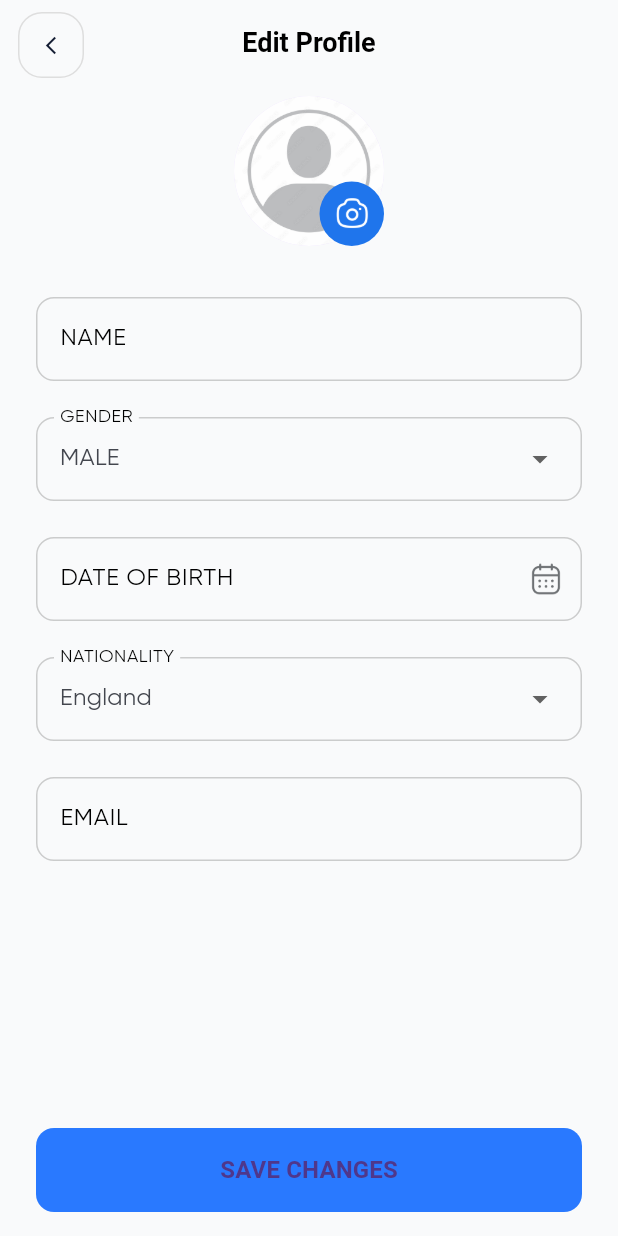
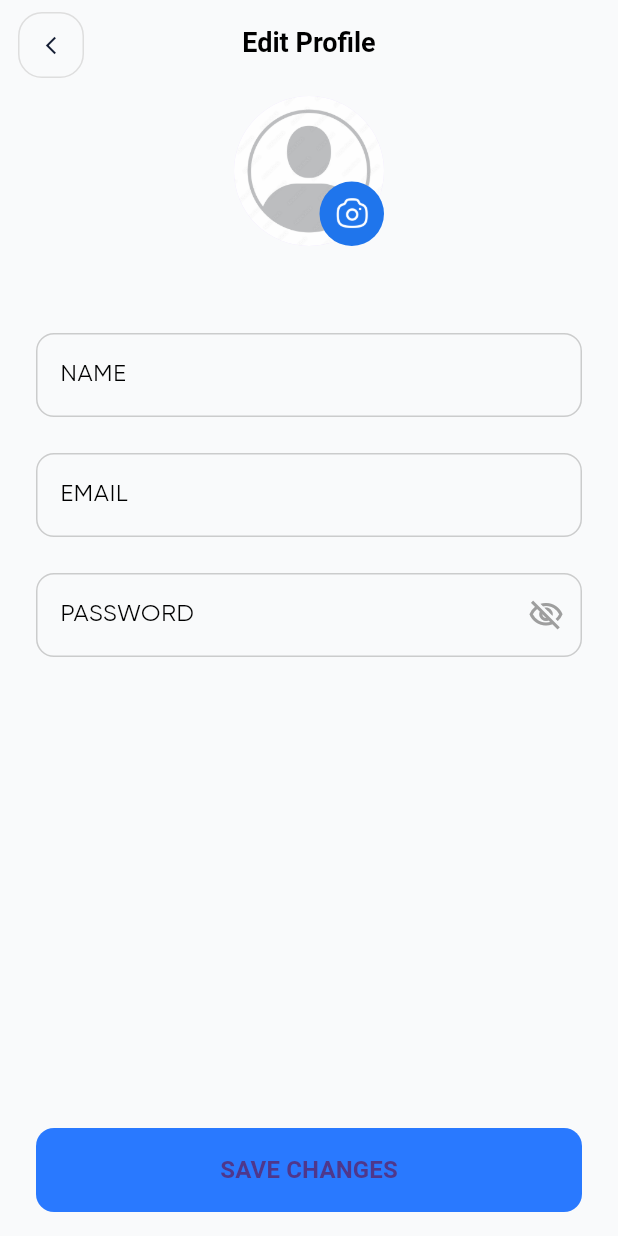
Before and after one commit to mohammedishtaiwi/gradproj2, a Flutter app: the editprofile screen opened directly, on a phone screen of 412 x 824 dp. Run offline on Flutter 3.47's test engine with Material 3 defaults, Android fonts, the phone set to English and light mode, and no system bars; our stand-ins replace barcode_widget, cloud_firestore, firebase_auth, firebase_core, firebase_storage, fluttertoast and 5 more; missing offline and left inert: dialog_flowtter, image_picker_for_web, shared_preferences_web, smart_auth, vertical_weight_slider; accounts and stored records are empty; network calls fail; project files that could hold a hidden picture were left out.

Commit message:
profile page

```diff
--- a/lib/editprofile.dart
+++ b/lib/editprofile.dart
@@ -15,11 +15,13 @@ class editprofile extends StatefulWidget {
   final String profileImageUrl;
   final String currentName;
   final String currentUsername;
+  final String currentPass;
   const editprofile(
       {Key? key,
       required this.profileImageUrl,
       required this.currentName,
-      required this.currentUsername})
+      required this.currentUsername,
+      required this.currentPass})
       : super(key: key);
 
   @override
@@ -31,21 +33,23 @@ class _editprofileState extends State<editprofile> {
   final FirebaseAuth _auth = FirebaseAuth.instance;
   final FirebaseFirestore _firestore = FirebaseFirestore.instance;
   late User? _user;
-
+  bool _isVisible = true;
   late String _newName;
   late String _newUsername;
+  late String _newPassword;
   late String _profilePictureUrl = 'assets/default_profile_picture.png';
   final firstname = TextEditingController();
   final middlename = TextEditingController();
   final lastname = TextEditingController();
-  final gender = TextEditingController();
-  final nationality = TextEditingController();
+  // final gender = TextEditingController();
+  // final nationality = TextEditingController();
   // ignore: non_constant_identifier_names
-  final date_of_birth = TextEditingController();
+  //final date_of_birth = TextEditingController();
   final email = TextEditingController();
-  final firstdate = DateTime(1900, 1);
-  final lastdate = DateTime(2050, 12);
-  DateTime selectedDate = DateTime.now();
+  // final firstdate = DateTime(1900, 1);
+  // final lastdate = DateTime(2050, 12);
+  // DateTime selectedDate = DateTime.now();
+  final passwordController = TextEditingController();
 
   bool load = false;
   late File imgFile;
@@ -58,45 +62,49 @@ class _editprofileState extends State<editprofile> {
   //
   // }
 
-  List<String> items = [
-    'MALE',
-    'FEMALE',
-  ];
+  // List<String> items = [
+  //   'MALE',
+  //   'FEMALE',
+  // ];
 
-  List<String> items2 = [
-    'England',
-    'USA',
-    'India',
-    'Pakistan',
-    'Canada',
-    'Germany',
-    'Afghanistan',
-    'South Africa',
-    'Dubai'
-        'Paris'
-        'Ireland'
-        'Sri Lanka'
-        'Australia'
-        'Singapore'
-  ];
+  // List<String> items2 = [
+  //   'England',
+  //   'USA',
+  //   'India',
+  //   'Pakistan',
+  //   'Canada',
+  //   'Germany',
+  //   'Afghanistan',
+  //   'South Africa',
+  //   'Dubai'
+  //       'Paris'
+  //       'Ireland'
+  //       'Sri Lanka'
+  //       'Australia'
+  //       'Singapore'
+  // ];
 
-  String? selectedValue;
-  String? selectedValue2;
+  // String? selectedValue;
+  // String? selectedValue2;
 
   @override
   void initState() {
     // TODO: implement initState
-    selectedValue = items.first;
-    selectedValue2 = items2.first;
+    // selectedValue = items.first;
+    // selectedValue2 = items2.first;
     _user = _auth.currentUser;
     _newName = widget.currentName;
     _newUsername = widget.currentUsername;
+    _newPassword = widget.currentPass;
     _profilePictureUrl = widget.profileImageUrl.isNotEmpty
         ? widget.profileImageUrl
         : 'assets/default_profile_picture.png';
 
     if (_profilePictureUrl == 'assets/default_profile_picture.png') {
       _fetchProfilePicture();
+    }
+    if (_user != null) {
+      _fetchUserData(_user!.uid);
     }
     super.initState();
   }
@@ -134,7 +142,6 @@ class _editprofileState extends State<editprofile> {
         });
       }
 
-      // Update name if it's different from the current one
       if (_newName != widget.currentName) {
         await _user?.updateDisplayName(_newName);
         await _firestore
@@ -143,14 +150,19 @@ class _editprofileState extends State<editprofile> {
             .update({'name': _newName});
       }
 
-      // Update username if it's different from the current one
       if (_newUsername != widget.currentUsername) {
         await _firestore
             .collection('users')
             .doc(_user?.uid)
             .update({'username': _newUsername});
       }
-
+      if (_newPassword.isNotEmpty && _newPassword != widget.currentPass) {
+        //  await _user?.updatePassword(_newPassword);
+        await _firestore
+            .collection('users')
+            .doc(_user?.uid)
+            .update({'password': _newPassword});
+      }
       ScaffoldMessenger.of(context).showSnackBar(
         const SnackBar(content: Text('Profile updated successfully')),
       );
@@ -291,6 +303,7 @@ class _editprofileState extends State<editprofile> {
               padding: const EdgeInsets.symmetric(vertical: 34, horizontal: 24),
               child: Column(
                 children: [
+                  const SizedBox(height: 24),
                   TextField(
                     onChanged: (value) {
                       setState(() {
@@ -314,172 +327,11 @@ class _editprofileState extends State<editprofile> {
                       hintStyle: TextStyle(
                           color: notifire.getdarkscolor, fontFamily: "gilroy"),
                       fillColor: Colors.white,
-                      hintText: widget.currentName,
+                      hintText: "Enter New Username",
                       labelText: "NAME",
                       labelStyle: TextStyle(
                           color: notifire.getdarkscolor, fontFamily: "gilroy"),
                     ),
-                  ),
-                  const SizedBox(height: 24),
-                  FormField<String>(
-                    builder: (FormFieldState<String> state) {
-                      return InputDecorator(
-                        decoration: InputDecoration(
-                          label: Text(
-                            'GENDER',
-                            style: TextStyle(
-                                fontFamily: "gilroy",
-                                color: notifire.getdarkscolor),
-                          ),
-                          errorStyle: const TextStyle(
-                              color: Colors.redAccent, fontSize: 16.0),
-                          hintText: 'Select Your Country',
-                          hintStyle: TextStyle(
-                              fontFamily: "gilroy",
-                              color: notifire.getdarkscolor),
-                          border: OutlineInputBorder(
-                            borderRadius: BorderRadius.circular(12),
-                          ),
-                          enabledBorder: OutlineInputBorder(
-                            borderRadius: BorderRadius.circular(12),
-                            borderSide: BorderSide(
-                              color: notifire.getgreycolor,
-                            ),
-                          ),
-                        ),
-                        //isEmpty: _SelectedValue! == '',
-                        child: DropdownButtonHideUnderline(
-                          child: DropdownButton<String>(
-                            value: selectedValue,
-                            isDense: true,
-                            isExpanded: true,
-                            dropdownColor: notifire.notificationbackground,
-                            onChanged: (String? newValue) {
-                              setState(() {
-                                selectedValue = newValue;
-                                state.didChange(newValue);
-                              });
-                            },
-                            items: items.map((String items) {
-                              return DropdownMenuItem<String>(
-                                value: items,
-                                child: Text(
-                                  items,
-                                  style: TextStyle(
-                                      fontFamily: "gilroy",
-                                      color: notifire.greytextColor),
-                                ),
-                              );
-                            }).toList(),
-                          ),
-                        ),
-                      );
-                    },
-                  ),
-                  const SizedBox(height: 24),
-                  TextField(
-                    style: TextStyle(
-                        fontFamily: "gilroy", color: notifire.getdarkscolor),
-                    controller: date_of_birth,
-                    readOnly: true,
-                    onTap: () async {
-                      DateTime? selectedDate = await showDatePicker(
-                        context: context,
-                        initialDate: DateTime.now(),
-                        firstDate: firstdate,
-                        //DateTime.now() - not to allow to choose before today.
-                        lastDate: DateTime.now(),
-                      );
-                      if (selectedDate != null) {
-                        // ignore: avoid_print
-                        print(selectedDate);
-                        String formattedDate =
-                            DateFormat.yMd().format(selectedDate);
-                        // ignore: avoid_print
-                        print(formattedDate);
-                        setState(
-                          () {
-                            date_of_birth.text = formattedDate;
-                          },
-                        );
-                      } else {
-                        // ignore: avoid_print
-                        print("Date is not selected");
-                      }
-                    },
-                    decoration: InputDecoration(
-                      enabledBorder: OutlineInputBorder(
-                        borderRadius: BorderRadius.circular(12),
-                        borderSide: BorderSide(
-                          color: notifire.getgreycolor,
-                        ),
-                      ),
-                      suffixIcon:
-                          Image.asset("assets/calendar07.png", scale: 3.5),
-                      hintText: 'DATE OF BIRTH',
-                      hintStyle: TextStyle(
-                          fontFamily: "gilroy", color: notifire.getdarkscolor),
-                      border: OutlineInputBorder(
-                        borderRadius: BorderRadius.circular(12),
-                        borderSide:
-                            const BorderSide(color: Colors.black, width: 5.0),
-                      ),
-                    ),
-                  ),
-                  const SizedBox(height: 24),
-                  FormField<String>(
-                    builder: (FormFieldState<String> state) {
-                      return InputDecorator(
-                        decoration: InputDecoration(
-                          label: Text('NATIONALITY',
-                              style: TextStyle(
-                                  fontFamily: "gilroy",
-                                  color: notifire.getdarkscolor)),
-                          //labelText: "items",
-                          enabledBorder: OutlineInputBorder(
-                            borderRadius: BorderRadius.circular(12),
-                            borderSide: BorderSide(
-                              color: notifire.getgreycolor,
-                            ),
-                          ),
-                          errorStyle: const TextStyle(
-                              color: Colors.redAccent, fontSize: 16.0),
-                          hintText: 'Select Your Country',
-                          hintStyle: TextStyle(
-                              fontFamily: "gilroy",
-                              color: notifire.getdarkscolor),
-                          border: OutlineInputBorder(
-                            borderRadius: BorderRadius.circular(12),
-                          ),
-                        ),
-                        //isEmpty: _SelectedValue! == '',
-                        child: DropdownButtonHideUnderline(
-                          child: DropdownButton<String>(
-                            value: selectedValue2,
-                            isDense: true,
-                            isExpanded: true,
-                            dropdownColor: notifire.notificationbackground,
-                            onChanged: (String? newValue) {
-                              setState(() {
-                                selectedValue2 = newValue;
-                                state.didChange(newValue);
-                              });
-                            },
-                            items: items2.map((String items) {
-                              return DropdownMenuItem<String>(
-                                value: items,
-                                child: Text(
-                                  items,
-                                  style: TextStyle(
-                                      color: notifire.greytextColor,
-                                      fontFamily: "gilroy"),
-                                ),
-                              );
-                            }).toList(),
-                          ),
-                        ),
-                      );
-                    },
                   ),
                   const SizedBox(height: 24),
                   TextField(
@@ -505,10 +357,55 @@ class _editprofileState extends State<editprofile> {
                       hintStyle: TextStyle(
                           color: notifire.getdarkscolor, fontFamily: "gilroy"),
                       fillColor: Colors.white,
-                      hintText: 'Enter Your Email',
+                      hintText: 'Enter New Email',
                       labelText: "EMAIL",
                       labelStyle: TextStyle(
                           color: notifire.getdarkscolor, fontFamily: "gilroy"),
+                    ),
+                  ),
+                  const SizedBox(height: 24),
+                  TextField(
+                    onChanged: (value) {
+                      setState(() {
+                        _newPassword = value;
+                      });
+                    },
+                    style: TextStyle(
+                        color: notifire.getdarkscolor, fontFamily: "gilroy"),
+                    controller: passwordController,
+                    obscureText: _isVisible,
+                    textInputAction: TextInputAction.next,
+                    decoration: InputDecoration(
+                      border: OutlineInputBorder(
+                          borderRadius: BorderRadius.circular(12)),
+                      suffixIcon: IconButton(
+                        onPressed: () {
+                          setState(() {
+                            _isVisible = !_isVisible;
+                          });
+                        },
+                        icon: _isVisible
+                            ? const Icon(
+                                Icons.visibility_off_outlined,
+                                color: Colors.grey,
+                              )
+                            : const Icon(
+                                Icons.visibility_outlined,
+                                color: Colors.grey,
+                              ),
+                      ),
+                      hintText: 'Enter New Password',
+                      hintStyle: TextStyle(
+                          color: notifire.getdarkscolor, fontFamily: "gilroy"),
+                      labelText: "PASSWORD",
+                      labelStyle: TextStyle(
+                          color: notifire.getdarkscolor, fontFamily: "gilroy"),
+                      enabledBorder: OutlineInputBorder(
+                        borderRadius: BorderRadius.circular(12),
+                        borderSide: BorderSide(
+                          color: notifire.getgreycolor,
+                        ),
+                      ),
                     ),
                   ),
                   const SizedBox(height: 100),
@@ -545,4 +442,23 @@ class _editprofileState extends State<editprofile> {
       print('Failed to fetch profile picture');
     }
   }
+
+  Future<void> _fetchUserData(String userId) async {
+    try {
+      final userData = await _firestore.collection('users').doc(userId).get();
+      final fetchedEmail = userData.data()?['username'];
+      final fetchedName = userData.data()?['name'];
+      final fetchedPassword = userData.data()?['password'];
+
+      email.text = fetchedEmail ?? '';
+      firstname.text = fetchedName ?? '';
+      passwordController.text = fetchedPassword ?? '';
+      setState(() {
+        _newUsername = fetchedEmail ?? '';
+        _newName = fetchedName ?? '';
+      });
+    } catch (error) {
+      print('Failed to fetch user data: $error');
+    }
+  }
 }
--- a/lib/homepage1.dart
+++ b/lib/homepage1.dart
@@ -65,6 +65,7 @@ class _home1State extends State<home1> with TickerProviderStateMixin {
                             profileImageUrl: '',
                             currentName: '',
                             currentUsername: '',
+                            currentPass: '',
                           ),
                         ),
                       );
@@ -244,7 +245,9 @@ class _home1State extends State<home1> with TickerProviderStateMixin {
               //     ),
               //   ],
               // ),
-
+              const SizedBox(height: 4),
+              const Divider(thickness: 1),
+              const SizedBox(height: 4),
               Container(
                 //height: kToolbarHeight + 4,
                 padding: const EdgeInsets.only(top: 0),
--- a/lib/pages/BookedTicketsPage.dart
+++ b/lib/pages/BookedTicketsPage.dart
@@ -21,7 +21,7 @@ class BookedTicketsPage extends StatelessWidget {
 
     return Scaffold(
       appBar: AppBar(
-        title: const Center(child: Text('Booked Tickets')),
+        title: const Text('Booked Tickets'),
       ),
       body: Center(
         child: StreamBuilder<DocumentSnapshot>(
@@ -82,6 +82,7 @@ class BookedTicketsPage extends StatelessWidget {
                     child: Text('No booked tickets available.'),
                   );
                 }
+
                 return SingleChildScrollView(
                   child: Column(
                     children: [
@@ -93,7 +94,9 @@ class BookedTicketsPage extends StatelessWidget {
                         itemBuilder: (BuildContext context, int index) {
                           var ticketData = snapshot.data!.docs[index].data()
                               as Map<String, dynamic>;
-
+                          // if ((ticketData['Arr_date_time'] as Timestamp)
+                          //     .toDate()
+                          //     .isAfter(DateTime.now()))
                           return GestureDetector(
                             onTap: () {
                               Navigator.push(
--- a/lib/paymentinfo.dart
+++ b/lib/paymentinfo.dart
@@ -100,11 +100,11 @@ class _paymentinfopageState extends State<paymentinfopage> {
         ),
         title: Text(
           "Checkout",
-          style: TextStyle(
-              color: notifire.getdarkscolor,
-              fontWeight: FontWeight.w400,
-              fontFamily: 'Gilroy',
-              fontSize: 18),
+          // style: TextStyle(
+          //     color: notifire.getdarkscolor,
+          //     fontWeight: FontWeight.w400,
+          //     fontFamily: 'Gilroy',
+          //     fontSize: 18),
         ),
       ),
       floatingActionButtonLocation: FloatingActionButtonLocation.centerFloat,
--- a/lib/signinpage.dart
+++ b/lib/signinpage.dart
@@ -21,7 +21,7 @@ class _signinState extends State<signin> {
   final TextEditingController _passwordController = TextEditingController();
   final FirebaseAuth _auth = FirebaseAuth.instance;
   bool value = false;
-  bool _isVisible = false;
+  bool _isVisible = true;
   late ColorNotifire notifire;
   getdarkmodepreviousstate() async {
     final prefs = await SharedPreferences.getInstance();
```
